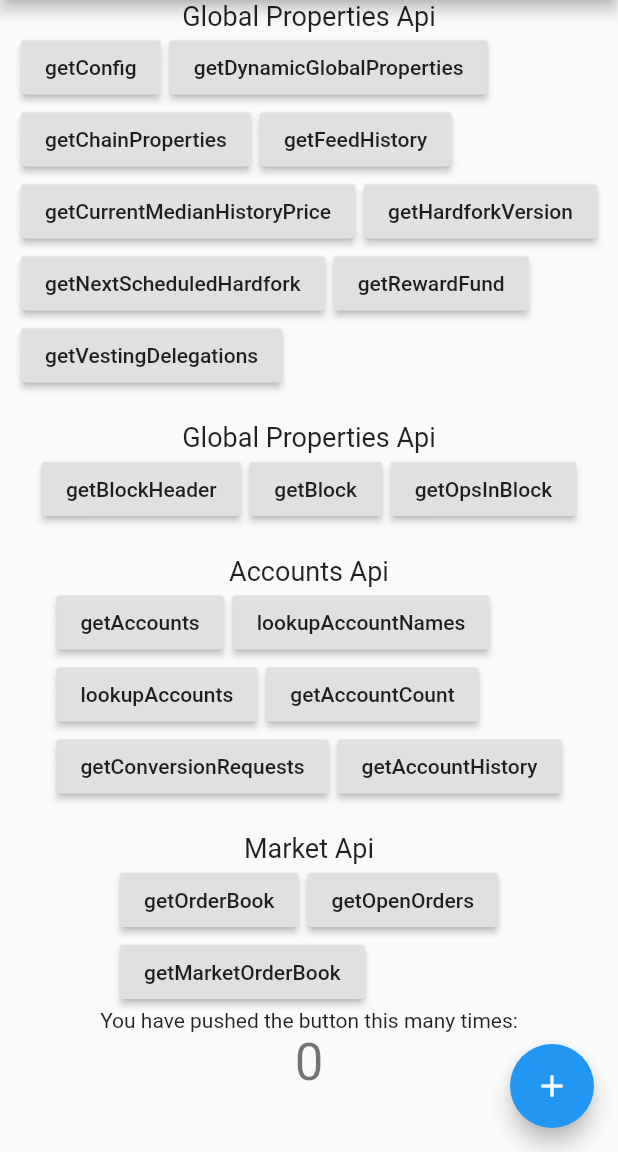
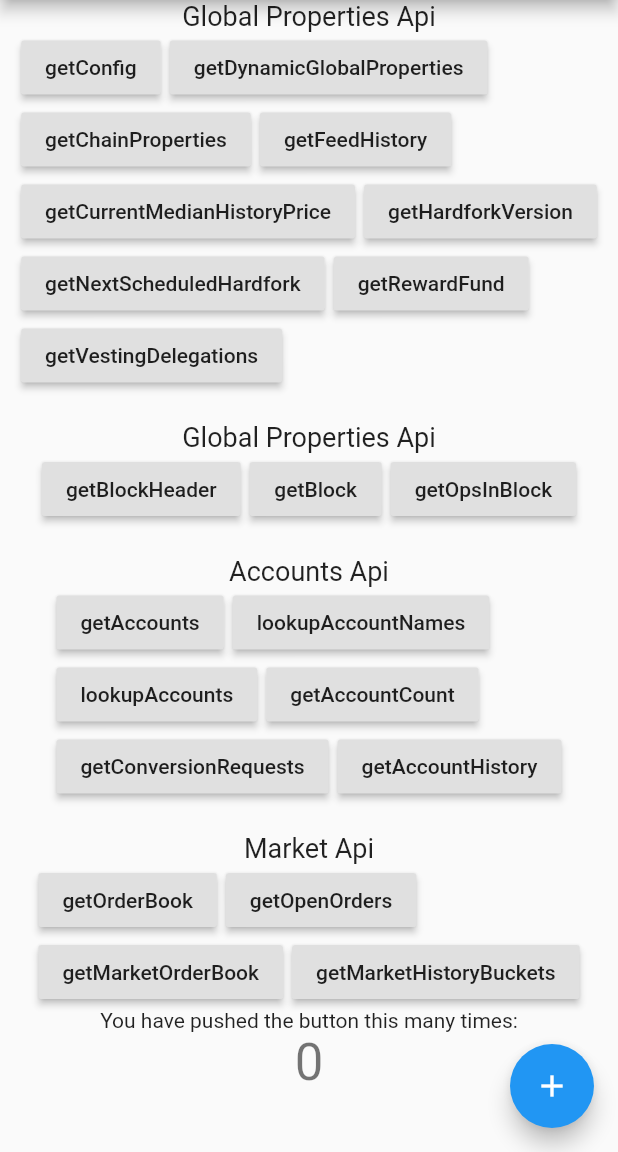
Before and after one commit to dapplr/flutter_hive, a Flutter app: the screen it shows after launch, on a phone screen of 412 x 824 dp, the part 84-1236 px from its top. Run offline on Flutter 3.47's test engine with Material 2 defaults, Android fonts, the phone set to English and light mode, and no system bars; our stand-ins replace dio; network calls fail.

Commit message:
getMarketHistoryBuckets example added.

```diff
--- a/example/lib/MarketApi.dart
+++ b/example/lib/MarketApi.dart
@@ -28,6 +28,15 @@ class _MarketState extends State<Market> {
 
   dynamic getMarketOrderBook() async {
     var res = await hive.api.getMarketOrderBook(limit: 20);
+    print(res);
+    if (res["status"] == "ok") {
+      return res["data"];
+    }
+    return null;
+  }
+
+  dynamic getMarketHistoryBuckets() async {
+    var res = await hive.api.getMarketHistoryBuckets();
     print(res);
     if (res["status"] == "ok") {
       return res["data"];
@@ -69,6 +78,12 @@ class _MarketState extends State<Market> {
               },
               child: Text('getMarketOrderBook'),
             ),
+            RaisedButton(
+              onPressed: () {
+                getMarketHistoryBuckets();
+              },
+              child: Text('getMarketHistoryBuckets'),
+            ),
           ],
         ),
       ],
```
